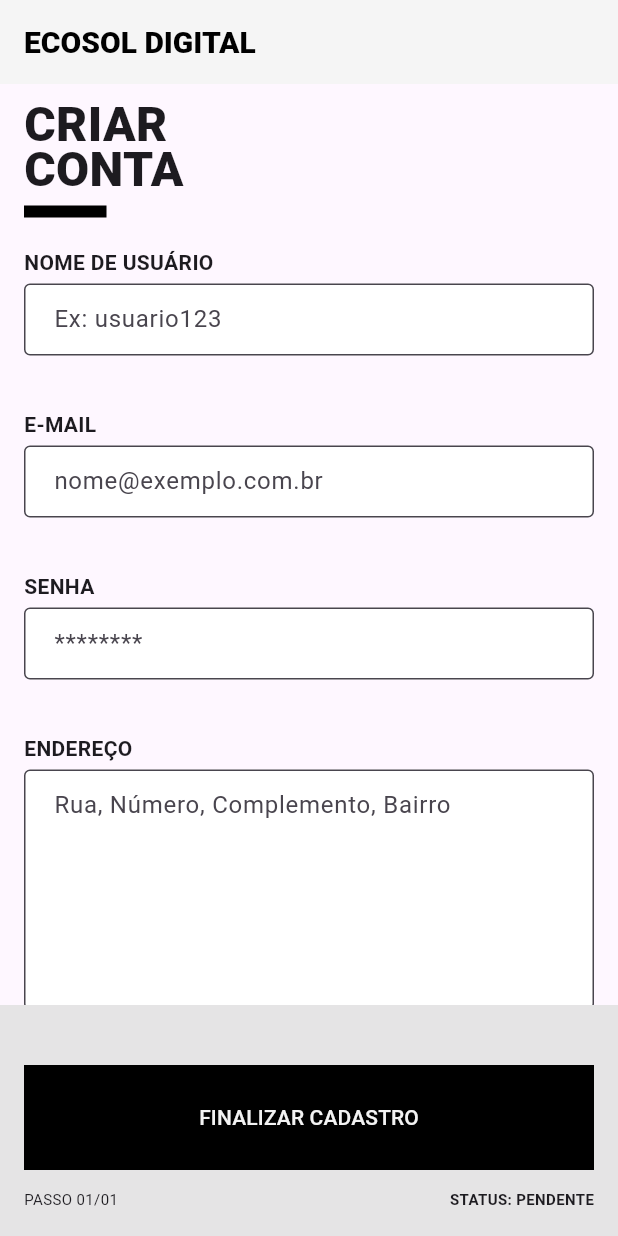
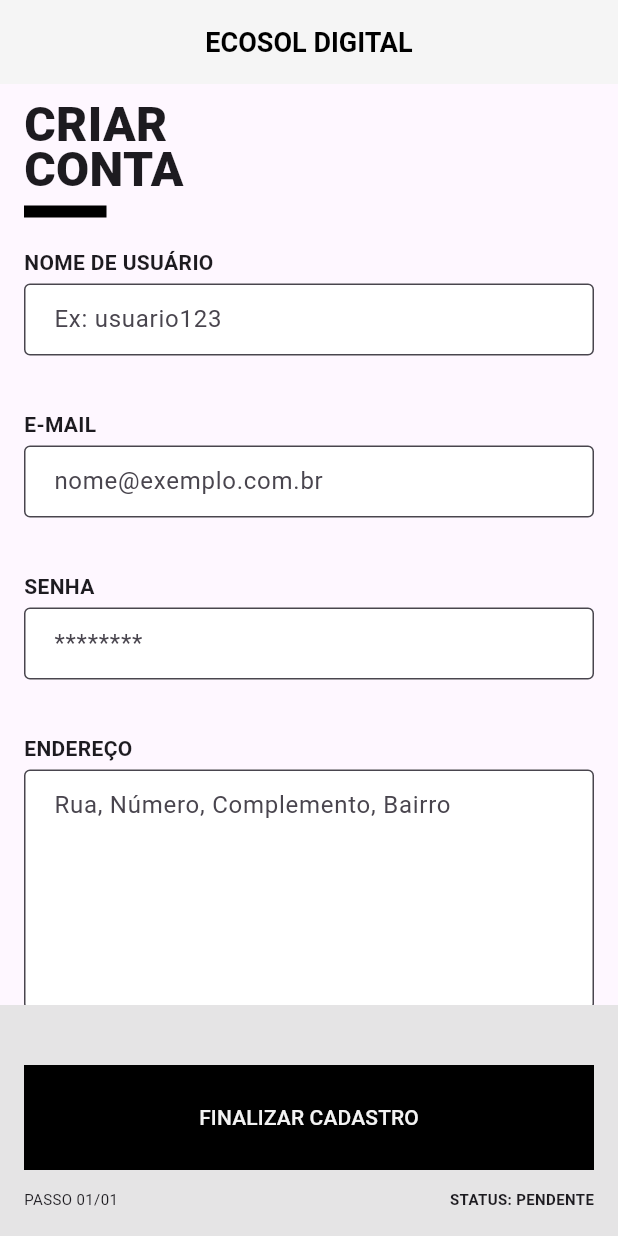
Before and after one commit to felipebitencourtm/tela-cadstro-ecosol, a Flutter app: the screen it shows after launch, on a phone screen of 412 x 824 dp. Run offline on Flutter 3.47's test engine with Material 3 defaults, Android fonts, the phone set to English and light mode, and no system bars; our stand-ins replace email_validator, graphql_flutter.

Commit message:
fix: conserto nos estilos de página

```diff
--- a/mobile_frontend/lib/core/theme/app_theme.dart
+++ b/mobile_frontend/lib/core/theme/app_theme.dart
@@ -5,9 +5,9 @@
     appBarTheme: const AppBarTheme(
       backgroundColor: Color(0xF5F5F5F5),
       titleTextStyle: TextStyle(
-        fontSize: 20,
+        fontSize: 18,
         color: Colors.black,
-        fontWeight: FontWeight(800),
+        fontWeight: FontWeight(700),
       ),
     ),
     colorScheme: ColorScheme.fromSeed(seedColor: Colors.deepPurple),
--- a/mobile_frontend/lib/features/register/register_page.dart
+++ b/mobile_frontend/lib/features/register/register_page.dart
@@ -40,7 +40,7 @@
   @override
   Widget build(BuildContext context) {
     return Scaffold(
-      appBar: AppBar(title: const Text('ECOSOL DIGITAL')),
+      appBar: AppBar(title: const Text('ECOSOL DIGITAL'), centerTitle: true),
       body: Mutation(
         options: MutationOptions(
           document: gql(createUserMutation),
```
